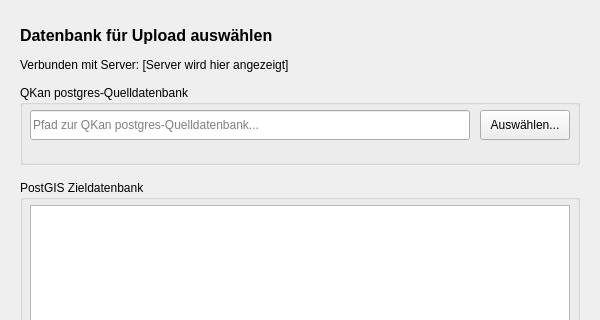
SonkeHoffmann/QKan-1, file qkan/uploadPostgis/res/uploadPostgis_database_dialog.ui: the form before one commit; both pictures show x 0 to 600 and y 0 to 320 of the 600 by 550 pixel window.
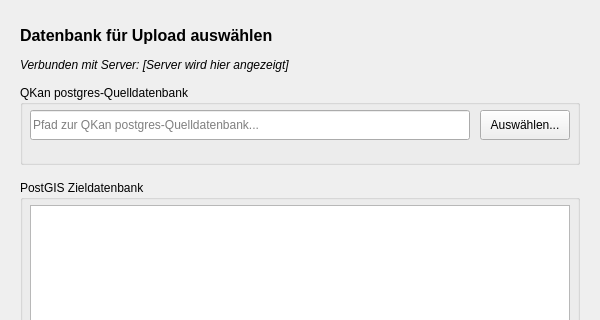
The form after the commit.

What changed in the file:
```diff
--- a/qkan/uploadPostgis/res/uploadPostgis_database_dialog.ui
+++ b/qkan/uploadPostgis/res/uploadPostgis_database_dialog.ui
@@ -60,7 +60,7 @@
     <font>
      <family>Tahoma</family>
      <pointsize>9</pointsize>
-     <style>italic</style>
+     <italic>true</italic>
     </font>
    </property>
    <property name="text">
```
